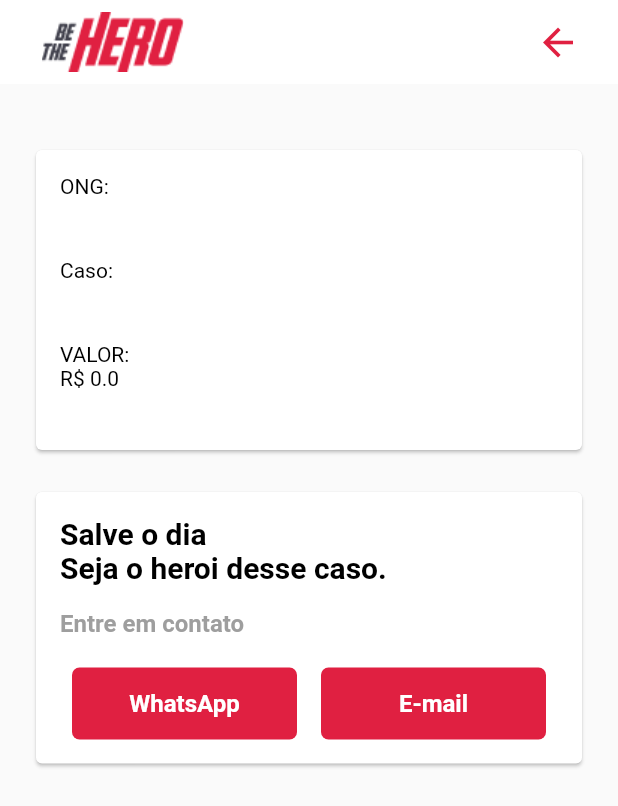
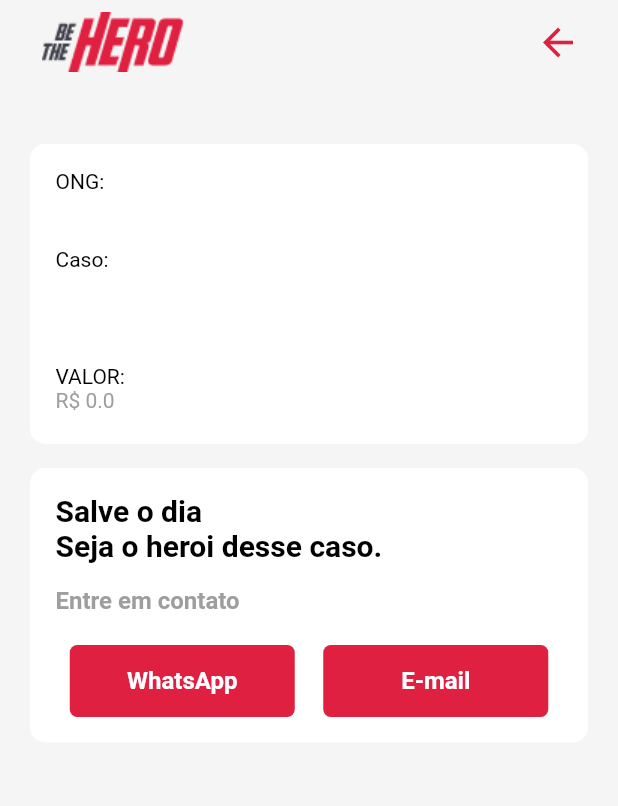
Before and after one commit to BrunoFerreiraSa/Hero, a Flutter app: the Detail screen opened directly with empty values, on a phone screen of 412 x 824 dp. Shown: the top 806 px of the screen. Run offline on Flutter 3.47's test engine with Material 2 defaults, Android fonts, the phone set to English and light mode, and no system bars; network calls fail.

Commit message:
Layout Atualizado

```diff
--- a/mobile_flutter/lib/pages/Detail/detail.page.dart
+++ b/mobile_flutter/lib/pages/Detail/detail.page.dart
@@ -38,9 +38,10 @@ class Detail extends StatelessWidget {
             ),
           ],
         ),
-        backgroundColor: Colors.white,
+        backgroundColor: Colors.grey[100],
         elevation: 0,
       ),
+      backgroundColor: Colors.grey[100],
       body: body(),
     );
   }
@@ -59,8 +60,14 @@ class Detail extends StatelessWidget {
             caso: caso,
             value: value,
           ),
-          SizedBox(height: 20),
-          Card(
+          Container(
+            decoration: BoxDecoration(
+              color: Colors.white,
+              borderRadius: BorderRadius.circular(10),
+              border: Border.fromBorderSide(
+                BorderSide(color: Colors.white),
+              ),
+            ),
             child: Padding(
               padding: const EdgeInsets.all(16),
               child: Column(
--- a/mobile_flutter/lib/pages/Incidents/incident.card.dart
+++ b/mobile_flutter/lib/pages/Incidents/incident.card.dart
@@ -7,6 +7,7 @@ class IncidentCard extends StatelessWidget {
   double value = 0;
   bool isVisible;
   VoidCallback? onPress;
+  double heightCard;
 
   IncidentCard({
     Key? key,
@@ -15,21 +16,34 @@ class IncidentCard extends StatelessWidget {
     required this.value,
     this.isVisible = false,
     this.onPress,
+    this.heightCard = 200,
   }) : super(key: key);
 
   @override
   Widget build(BuildContext context) {
-    return Card(
-      elevation: 1,
+    return Padding(
+      padding: const EdgeInsets.only(bottom: 16),
       child: Container(
-        height: 200,
+        height: heightCard,
         width: double.infinity,
-        padding: EdgeInsets.all(16),
+        padding: EdgeInsets.only(left: 16, right: 16, top: 16),
+        decoration: BoxDecoration(
+          color: Colors.white,
+          borderRadius: BorderRadius.circular(10),
+          border: Border.fromBorderSide(
+            BorderSide(color: Colors.white),
+          ),
+        ),
+        child: Column(
+          crossAxisAlignment: CrossAxisAlignment.start,
+          children: [
+            Expanded(
+              flex: 2,
               child: Column(
                 crossAxisAlignment: CrossAxisAlignment.start,
                 children: [
                   Text(
-              "ONG:",
+                    "ONG: ",
                     style: TextStyle(
                       color: Colors.black,
                     ),
@@ -37,10 +51,17 @@ class IncidentCard extends StatelessWidget {
                   Text(
                     ong,
                     style: TextStyle(
-                color: Colors.black,
+                      color: Colors.grey,
                     ),
                   ),
-            Spacer(),
+                ],
+              ),
+            ),
+            Expanded(
+              flex: 3,
+              child: Column(
+                crossAxisAlignment: CrossAxisAlignment.start,
+                children: [
                   Text(
                     "Caso:",
                     style: TextStyle(
@@ -50,10 +71,19 @@ class IncidentCard extends StatelessWidget {
                   Text(
                     caso,
                     style: TextStyle(
-                color: Colors.black,
+                      color: Colors.grey,
+                    ),
+                    maxLines: 3,
+                    overflow: TextOverflow.ellipsis,
+                  ),
+                ],
               ),
             ),
-            Spacer(),
+            Expanded(
+              flex: 2,
+              child: Column(
+                crossAxisAlignment: CrossAxisAlignment.start,
+                children: [
                   Text(
                     "VALOR:",
                     style: TextStyle(
@@ -63,10 +93,12 @@ class IncidentCard extends StatelessWidget {
                   Text(
                     "R\$ $value",
                     style: TextStyle(
-                color: Colors.black,
+                      color: Colors.grey,
                     ),
                   ),
-            Spacer(),
+                ],
+              ),
+            ),
             isVisible
                 ? Row(
                     children: [
@@ -87,7 +119,7 @@ class IncidentCard extends StatelessWidget {
                       ),
                     ],
                   )
-                : Container(),
+                : SizedBox(),
           ],
         ),
       ),
--- a/mobile_flutter/lib/pages/Incidents/incidents.page.dart
+++ b/mobile_flutter/lib/pages/Incidents/incidents.page.dart
@@ -11,12 +11,16 @@ class Incidents extends StatefulWidget {
 
 class _IncidentsState extends State<Incidents> {
   List data = [];
+  String? dataLength;
+  int page = 1;
   Future<String> getData() async {
     final String url = 'http://192.168.1.103:3333/incidents';
 
     var resp = await http.get(Uri.parse(url));
+
     setState(() {
       data = json.decode(resp.body);
+      dataLength = resp.headers["x-total-count"];
     });
 
     return "";
@@ -41,7 +45,7 @@ class _IncidentsState extends State<Incidents> {
             ),
             Spacer(),
             Text(
-              "Total de ${data.length} casos",
+              "Total de $dataLength casos",
               style: TextStyle(
                 color: Colors.grey,
                 fontSize: 18,
@@ -49,10 +53,10 @@ class _IncidentsState extends State<Incidents> {
             ),
           ],
         ),
-        backgroundColor: Colors.white,
+        backgroundColor: Colors.grey[100],
         elevation: 0,
       ),
-      backgroundColor: Colors.white,
+      backgroundColor: Colors.grey[100],
       body: body(context),
     );
   }
@@ -87,16 +91,14 @@ class _IncidentsState extends State<Incidents> {
             ],
           ),
           SizedBox(height: 30),
-          Container(
-            height: MediaQuery.of(context).size.height * 0.68,
-            width: MediaQuery.of(context).size.width,
+          Expanded(
             child: ListView.builder(
               itemCount: data.length,
               addAutomaticKeepAlives: true,
               itemBuilder: (context, i) {
                 return IncidentCard(
                   ong: data[i]['name'],
-                  caso: data[i]['description'],
+                  caso: data[i]['title'],
                   value: double.parse(data[i]['value'].toString()),
                   isVisible: true,
                   onPress: () => Navigator.push(
@@ -115,6 +117,7 @@ class _IncidentsState extends State<Incidents> {
               },
             ),
           ),
+          SizedBox(height: 16),
         ],
       ),
     );
```
Lines whose indentation alone changed are shown as unchanged.
